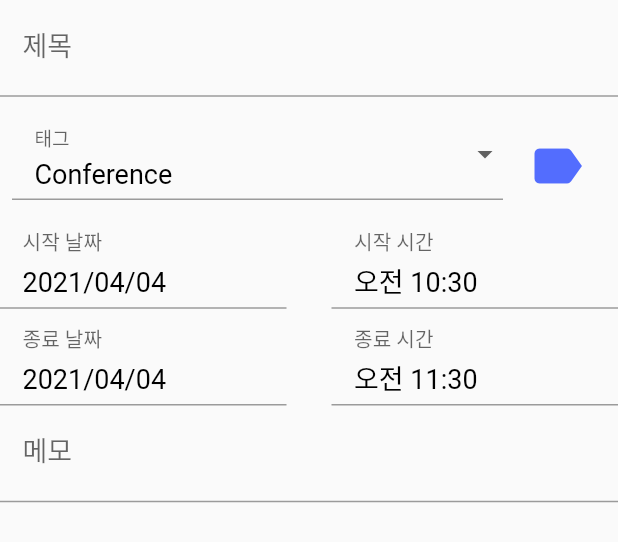
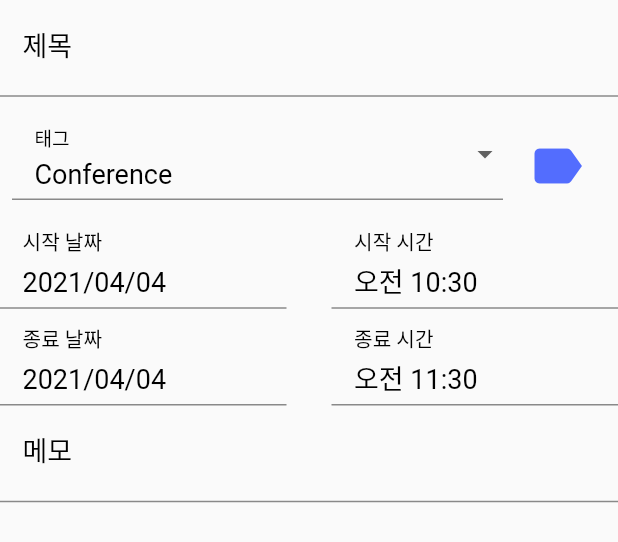
Before and after one commit to LuttSpace/AutoCalen, a Flutter app: the ScheduleInputForm widget shown alone on an empty page, opened directly, on a phone screen of 412 x 824 dp. Shown: the top 542 px of the screen. Run offline on Flutter 3.47's test engine with Material 2 defaults, Android fonts, the phone set to English and light mode, and no system bars; our stand-ins replace flutter_datetime_picker, image_picker, month_picker_dialog, syncfusion_flutter_calendar.

Commit message:
Edit inputDecoration color #6

```diff
--- a/lib/schedule_input_form.dart
+++ b/lib/schedule_input_form.dart
@@ -38,7 +38,16 @@ class _ScheduleInputFormState extends State<ScheduleInputForm> {
     return InputDecoration(
         contentPadding: EdgeInsets.fromLTRB(15, 15, 15, 5),
         hintText: _hintText,
-        labelText: _labelText
+        labelText: _labelText,
+        labelStyle: TextStyle(
+          color: Colors.black,
+        ),
+        enabledBorder: UnderlineInputBorder( // 입력창 밑줄 색상
+          borderSide: BorderSide(color: Colors.black45),
+        ),
+        focusedBorder: UnderlineInputBorder( // 입력창 밑줄 색상(포커스된 경우)
+          borderSide: BorderSide(color: Colors.black45),
+        ),
     );
   }
 
@@ -57,9 +66,6 @@ class _ScheduleInputFormState extends State<ScheduleInputForm> {
 
   @override
   Widget build(BuildContext context) {
-    print('startDate: $startDateInput , startTime: $startTimeInput');
-    print('endDate: $endDateInput , endTime: $endTimeInput');
-
     return Form(
       key: _formKey,
       child: ListView(
@@ -67,6 +73,7 @@ class _ScheduleInputFormState extends State<ScheduleInputForm> {
           children: <Widget>[
             TextFormField(
               style: inputTextStyle,
+              cursorColor: Colors.black,
               decoration: inputDecoration('일정 제목', '제목'),
               onSaved: (value){
                 print('제목 저장 : $value');
@@ -242,13 +249,14 @@ class _ScheduleInputFormState extends State<ScheduleInputForm> {
             ),
             TextFormField(
               style: inputTextStyle,
+              cursorColor: Colors.black,
               decoration: inputDecoration('일정 메모', '메모'),
               onSaved: (value){
-                print('제목 저장 : $value');
+                print('메모 저장 : $value');
               },
               validator: (value){
                 if(value.isEmpty){
-                  return '제목을 입력해주세요';
+                  return '메모를 입력해주세요';
                 }
                 return null;
               },
```
